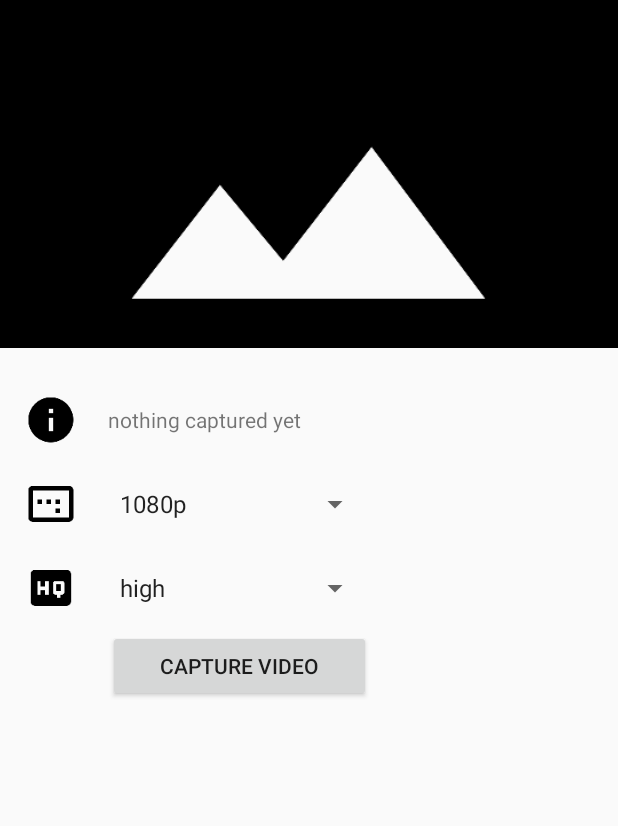
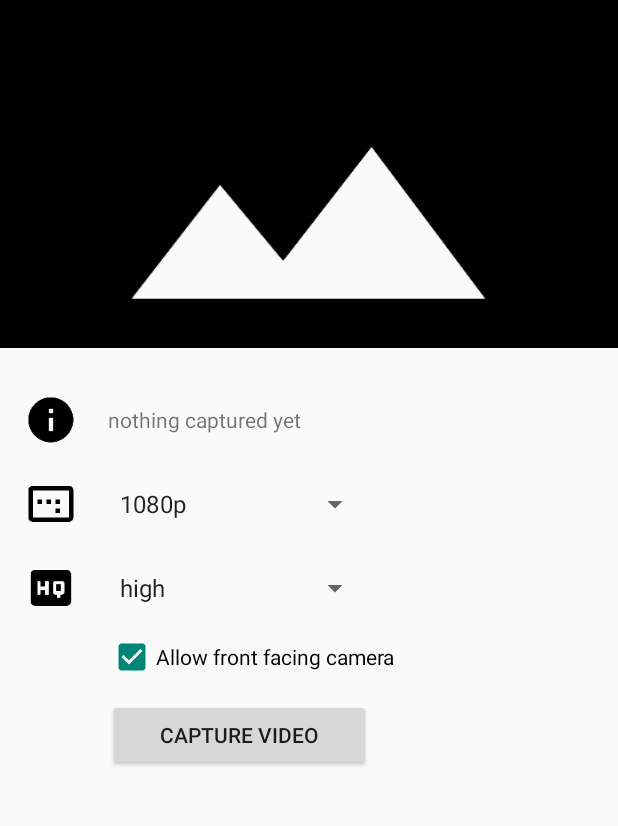
Before and after one commit to JeroenMols/LandscapeVideoCamera, an Android app: the screen it shows after launch (MainActivity), on a phone screen of 412 x 824 dp, the part 84-910 px from its top. Run offline under Robolectric (Android 15) with nearby library versions, the light colour scheme and no system bars.

Commit message:
Making changes in sample app to demostarate use of front facig camera

```diff
--- a/example/src/main/java/com/jmolsmobile/landscapevideocapture_sample/CaptureDemoFragment.java
+++ b/example/src/main/java/com/jmolsmobile/landscapevideocapture_sample/CaptureDemoFragment.java
@@ -72,6 +72,7 @@ public class CaptureDemoFragment extends Fragment implements OnClickListener {
     private EditText       maxDurationEt;
     private EditText       maxFilesizeEt;
     private CheckBox       showTimerCb;
+    private CheckBox       allowFrontCameraCb;
 
     @Override
     public View onCreateView(LayoutInflater inflater, ViewGroup container, Bundle savedInstanceState) {
@@ -88,6 +89,7 @@ public class CaptureDemoFragment extends Fragment implements OnClickListener {
         maxDurationEt = (EditText) rootView.findViewById(R.id.et_duration);
         maxFilesizeEt = (EditText) rootView.findViewById(R.id.et_filesize);
         showTimerCb = (CheckBox) rootView.findViewById(R.id.cb_showtimer);
+        allowFrontCameraCb = (CheckBox) rootView.findViewById(R.id.cb_show_camera_switch);
 
 
         if (savedInstanceState != null) {
@@ -231,8 +233,8 @@ public class CaptureDemoFragment extends Fragment implements OnClickListener {
             //NOP
         }
         boolean showTimer = showTimerCb.isChecked();
-        final CaptureConfiguration config = new CaptureConfiguration(resolution, quality, fileDuration, filesize, showTimer);
-        return config;
+        boolean allowFrontCamera = allowFrontCameraCb.isChecked();
+        return new CaptureConfiguration(resolution, quality, fileDuration, filesize, showTimer, allowFrontCamera);
     }
 
     private CaptureQuality getQuality(int position) {
--- a/example/src/main/res/layout/fragment_main.xml
+++ b/example/src/main/res/layout/fragment_main.xml
@@ -203,7 +203,19 @@
                     android:layout_below="@id/iv_filesize"
                     android:layout_marginLeft="16dp"
                     android:src="@drawable/ic_timelapse_black_48dp" />
+
             </RelativeLayout>
+
+            <CheckBox
+                android:id="@+id/cb_show_camera_switch"
+                android:layout_width="match_parent"
+                android:layout_height="36dp"
+                android:gravity="center_vertical"
+                android:layout_alignBottom="@+id/cb_showtimer"
+                android:layout_marginBottom="10dp"
+                android:checked="true"
+                android:layout_marginLeft="72dp"
+                android:text="Allow front facing camera"/>
 
             <Button
                 android:id="@+id/btn_capturevideo"
--- a/library/src/main/java/com/jmolsmobile/landscapevideocapture/VideoCaptureActivity.java
+++ b/library/src/main/java/com/jmolsmobile/landscapevideocapture/VideoCaptureActivity.java
@@ -97,6 +97,7 @@ public class VideoCaptureActivity extends Activity implements RecordingButtonInt
                 isFrontFacingCamera);
         mVideoCaptureView.setRecordingButtonInterface(this);
         mVideoCaptureView.setCameraFacing(isFrontFacingCamera);
+        mVideoCaptureView.disableSwitchCameraButton(!mCaptureConfiguration.isAllowFrontFacingCamera());
 
         boolean showTimer = this.getIntent().getBooleanExtra(EXTRA_SHOW_TIMER, false);
         mVideoCaptureView.showTimer(showTimer);
```
Also changed, not shown: library/src/main/java/com/jmolsmobile/landscapevideocapture/configuration/CaptureConfiguration.java (+18 -11 lines), library/src/main/java/com/jmolsmobile/landscapevideocapture/view/VideoCaptureView.java (+8 -1 lines).
